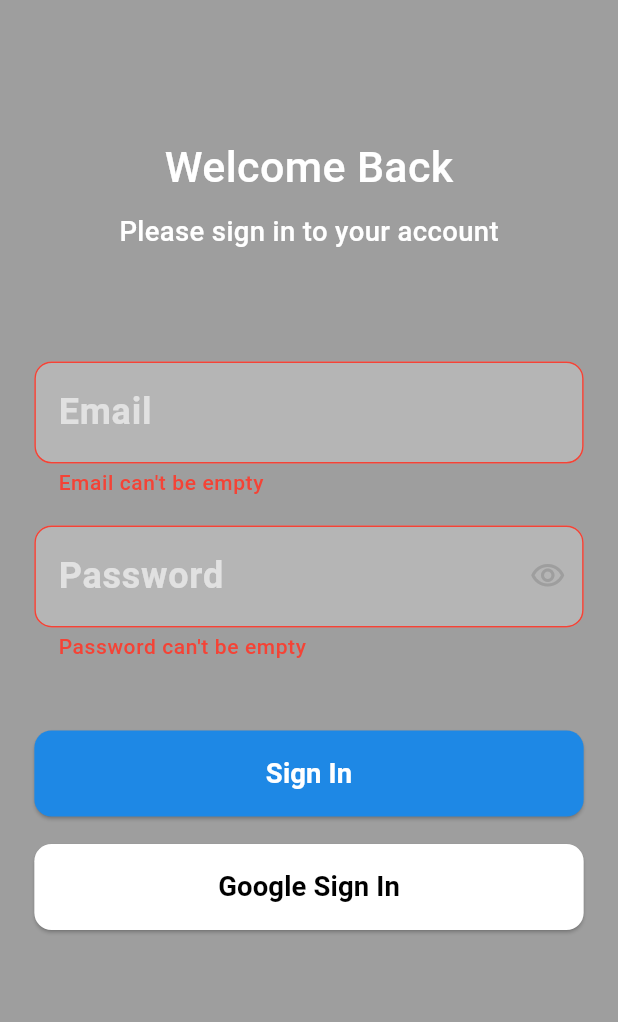
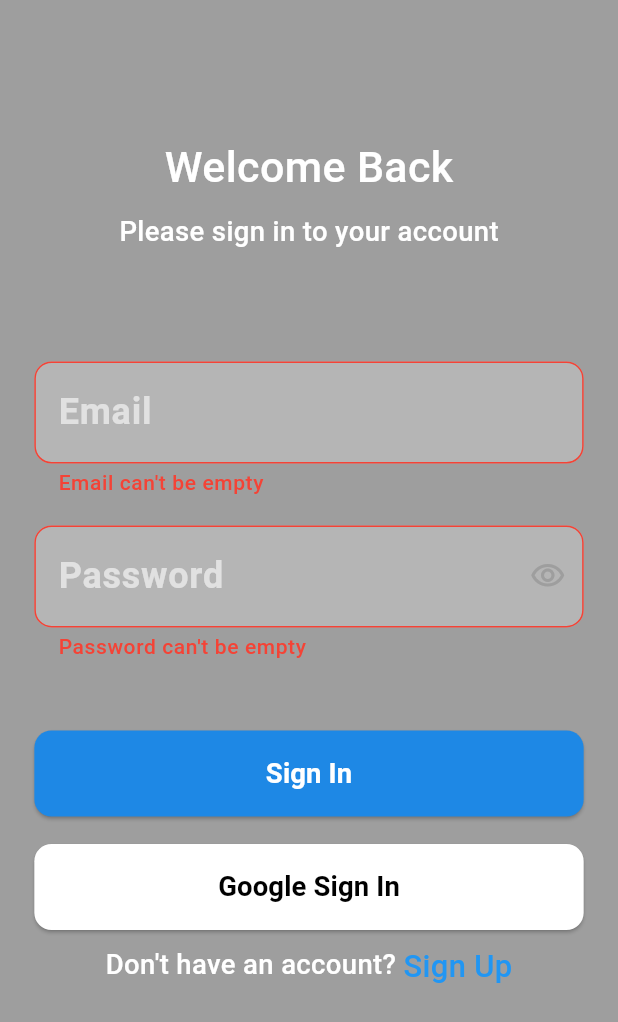
Before and after one commit to mahedi-bs23/movie_app, a Flutter app: the screen it shows after launch, on a phone screen of 412 x 824 dp. Shown: the top 1022 px of the screen. Run offline on Flutter 3.47's test engine with Material 3 defaults, Android fonts, the phone set to English and light mode, and no system bars; our stand-ins replace cached_network_image, firebase_auth, firebase_core, flutter_rating_bar, flutter_screenutil, google_sign_in and 3 more; accounts and stored records are empty; generated files the repository leaves out were written again.

Commit message:
auth implementation update and app icon change

```diff
--- /dev/null
+++ b/lib/data/model/user_model.dart
@@ -0,0 +1,6 @@
+class UserModel {
+  final String? uid;
+  final String? email;
+
+  UserModel({this.uid, this.email});
+}
--- a/lib/feature/auth/login/login_screen.dart
+++ b/lib/feature/auth/login/login_screen.dart
@@ -8,6 +8,7 @@ import 'package:movie_app/common/widget/email_text_field.dart';
 import 'package:movie_app/common/widget/password_text_field.dart';
 import 'package:movie_app/feature/all_screen_bottom_navigation.dart/all_screen_bottom_navigration.dart';
 import 'package:movie_app/feature/auth/login/login_viewmodel.dart';
+import 'package:movie_app/feature/auth/signup/singup_screen.dart';
 import 'package:movie_app/feature/home/home_screen.dart';
 
 class LoginScreen extends StatelessWidget {
@@ -131,6 +132,38 @@ class LoginScreen extends StatelessWidget {
                 ),
 
                 _googleSignInButton(context),
+                SizedBox(
+                  height: 8.sp,
+                ),
+                Row(
+                  mainAxisAlignment: MainAxisAlignment.center,
+                  children: [
+                    Text(
+                      "Don't have an account? ",
+                      style: TextStyle(
+                        color: Colors.white,
+                        fontSize: 16.sp,
+                      ),
+                    ),
+                    GestureDetector(
+                      onTap: () {
+                        Navigator.push(
+                          context,
+                          MaterialPageRoute(
+                            builder: (context) => SignupScreen(),
+                          ),
+                        );
+                      },
+                      child: Text(
+                        "Sign Up",
+                        style: TextStyle(
+                          color: Colors.blue.shade500,
+                          fontSize: 18.sp,
+                        ),
+                      ),
+                    ),
+                  ],
+                ),
               ],
             ),
           ),
@@ -153,7 +186,6 @@ class LoginScreen extends StatelessWidget {
   }
 
   Widget _googleSignInButton(BuildContext context) {
-
     return MyElevatedButton(
       buttonText: 'Google Sign In',
       backgroundColor: Colors.white,
--- a/lib/feature/common/app_module.dart
+++ b/lib/feature/common/app_module.dart
@@ -10,9 +10,7 @@ class FavouriteViewModelSingleton {
      return favouriteViewmodel!;
   }*/
   static FavouriteViewmodel getInstance() {
-    if (favouriteViewmodel == null) {
-      favouriteViewmodel = FavouriteViewmodel();
-    }
+    favouriteViewmodel ??= FavouriteViewmodel();
     return favouriteViewmodel!;
   }
 }
```
Also changed, not shown: lib/feature/auth/signup/signup_viewmodel.dart (added, +19 -0 lines), lib/feature/auth/signup/singup_screen.dart (added, +81 -0 lines), lib/services/auth_services.dart (added, +44 -0 lines), 5 other files.
